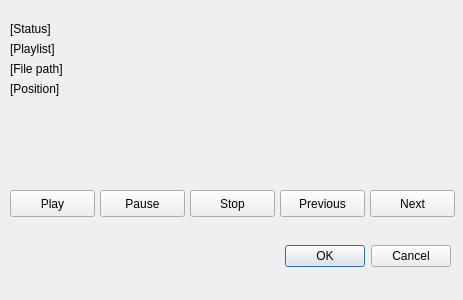
This is player-sample-linux-qt/PlayerForm.ui in ycastonguay/libssp_player as Qt 5 draws it before an edit. The edited form follows.
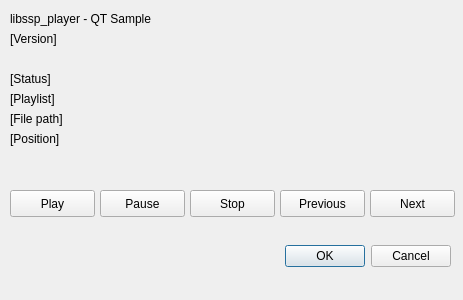
This is the edited form.

Commit message:
Updated ssp_public.h to support C++ correctly; updated Linux QT sample.
- Added extern "C" condition for C++ projects in ssp_public.h; this
fixes the usage of libssp_player in C++ projects like VC++ on Windows
and QT on Linux.
- Updated Linux QT sample; sound card is now correctly initialized, but
audio files aren't loaded yet.

```diff
--- a/player-sample-linux-qt/PlayerForm.ui
+++ b/player-sample-linux-qt/PlayerForm.ui
@@ -33,7 +33,7 @@
    <property name="geometry">
     <rect>
      <x>10</x>
-     <y>20</y>
+     <y>70</y>
      <width>381</width>
      <height>18</height>
     </rect>
@@ -59,7 +59,7 @@
    <property name="geometry">
     <rect>
      <x>10</x>
-     <y>40</y>
+     <y>90</y>
      <width>381</width>
      <height>18</height>
     </rect>
@@ -72,7 +72,7 @@
    <property name="geometry">
     <rect>
      <x>10</x>
-     <y>60</y>
+     <y>110</y>
      <width>381</width>
      <height>18</height>
     </rect>
@@ -85,7 +85,7 @@
    <property name="geometry">
     <rect>
      <x>10</x>
-     <y>80</y>
+     <y>130</y>
      <width>381</width>
      <height>18</height>
     </rect>
@@ -146,6 +146,32 @@
     <string>Next</string>
    </property>
   </widget>
+  <widget class="QLabel" name="lblTitle">
+   <property name="geometry">
+    <rect>
+     <x>10</x>
+     <y>10</y>
+     <width>381</width>
+     <height>18</height>
+    </rect>
+   </property>
+   <property name="text">
+    <string>libssp_player - QT Sample</string>
+   </property>
+  </widget>
+  <widget class="QLabel" name="lblVersion">
+   <property name="geometry">
+    <rect>
+     <x>10</x>
+     <y>30</y>
+     <width>381</width>
+     <height>18</height>
+    </rect>
+   </property>
+   <property name="text">
+    <string>[Version]</string>
+   </property>
+  </widget>
  </widget>
  <resources/>
  <connections>
```
The commit also changes 10 other files.
